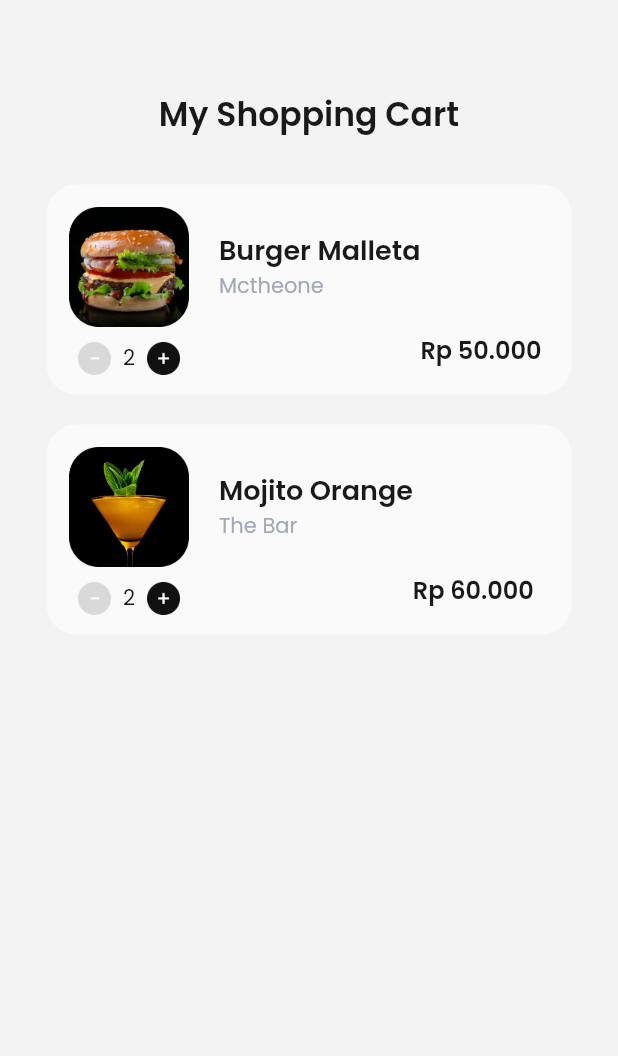
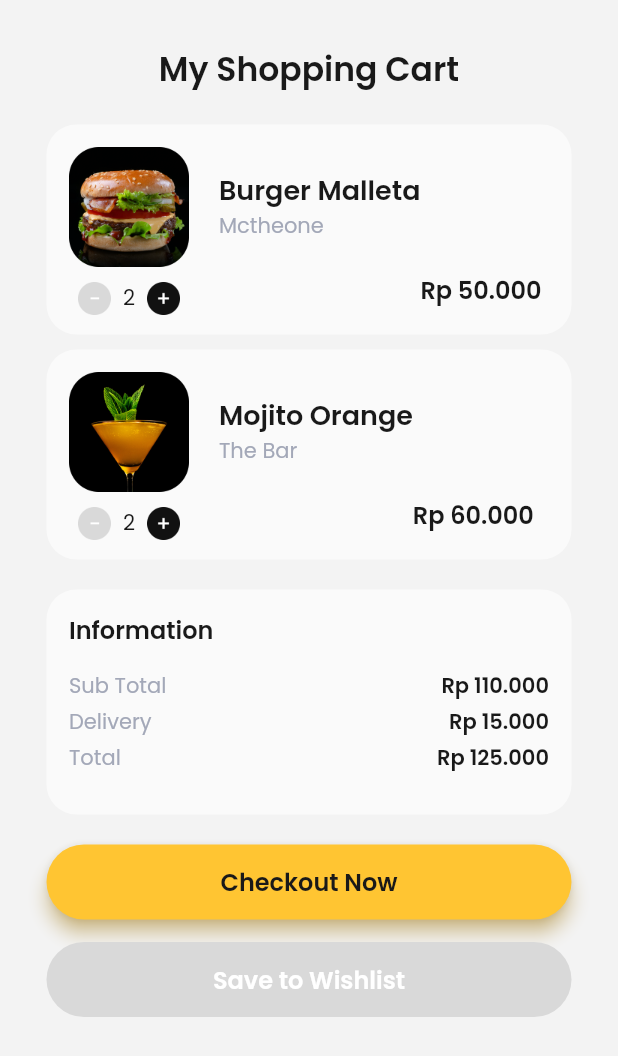
Before and after one commit to davadaviar/intro-flutter, a Flutter app: the screen it shows after launch, on a phone screen of 412 x 824 dp. Shown: the top 1056 px of the screen. Run offline on Flutter 3.47's test engine with Material 2 defaults, Android fonts, the phone set to English and light mode, and no system bars; our stand-ins replace google_fonts.

Commit message:
Finish slicing first shopping cart

```diff
--- a/lib/pages/first_cart.dart
+++ b/lib/pages/first_cart.dart
@@ -11,7 +11,7 @@ class _FirstCartState extends State<FirstCart> {
   Widget build(BuildContext context) {
     Widget header() {
       return Padding(
-        padding: const EdgeInsets.only(top: 60, left: 30, right: 30),
+        padding: const EdgeInsets.only(top: 30, left: 30, right: 30),
         child: Column(
           children: [
             Center(
@@ -131,21 +131,190 @@ class _FirstCartState extends State<FirstCart> {
       );
     }
 
+    ;
+
+    Widget detailCart() {
+      return Container(
+        width: 350,
+        height: 150,
+        decoration: BoxDecoration(
+          color: Color(0xffFAFAFA),
+          borderRadius: BorderRadius.circular(20),
+        ),
+        child: Padding(
+          padding: const EdgeInsets.only(
+            top: 15,
+            left: 15,
+            right: 15,
+          ),
+          child: Column(
+            crossAxisAlignment: CrossAxisAlignment.start,
+            children: [
+              Text(
+                'Information',
+                style: GoogleFonts.poppins(
+                  color: Color(0xff191919),
+                  fontSize: 16,
+                  fontWeight: FontWeight.w600,
+                ),
+              ),
+              SizedBox(
+                height: 15,
+              ),
+              Row(
+                mainAxisAlignment: MainAxisAlignment.spaceBetween,
+                children: [
+                  Column(
+                    crossAxisAlignment: CrossAxisAlignment.start,
+                    children: [
+                      Text(
+                        'Sub Total',
+                        style: GoogleFonts.poppins(
+                          color: Color(0xffA3A8B8),
+                          fontSize: 14,
+                        ),
+                      ),
+                      SizedBox(
+                        height: 3,
+                      ),
+                      Text(
+                        'Delivery',
+                        style: GoogleFonts.poppins(
+                          color: Color(0xffA3A8B8),
+                          fontSize: 14,
+                        ),
+                      ),
+                      SizedBox(
+                        height: 3,
+                      ),
+                      Text(
+                        'Total',
+                        style: GoogleFonts.poppins(
+                          color: Color(0xffA3A8B8),
+                          fontSize: 14,
+                        ),
+                      )
+                    ],
+                  ),
+                  Column(
+                    crossAxisAlignment: CrossAxisAlignment.end,
+                    children: [
+                      Text(
+                        'Rp 110.000',
+                        style: GoogleFonts.poppins(
+                            color: Color(0xff191919),
+                            fontSize: 14,
+                            fontWeight: FontWeight.w600),
+                      ),
+                      SizedBox(
+                        height: 3,
+                      ),
+                      Text(
+                        'Rp 15.000',
+                        style: GoogleFonts.poppins(
+                            color: Color(0xff191919),
+                            fontSize: 14,
+                            fontWeight: FontWeight.w600),
+                      ),
+                      SizedBox(
+                        height: 3,
+                      ),
+                      Text(
+                        'Rp 125.000',
+                        style: GoogleFonts.poppins(
+                            color: Color(0xff191919),
+                            fontSize: 14,
+                            fontWeight: FontWeight.w600),
+                      )
+                    ],
+                  ),
+                ],
+              )
+            ],
+          ),
+        ),
+      );
+    }
+
+    ;
+
+    Widget primaryButton() {
+      return Container(
+        width: 350,
+        height: 50,
+        child: TextButton(
+          style: TextButton.styleFrom(
+              shadowColor: Color(0xffFFC532),
+              elevation: 5,
+              backgroundColor: Color(0xffFFC532),
+              shape: RoundedRectangleBorder(
+                borderRadius: BorderRadius.circular(50),
+              )),
+          onPressed: () {},
+          child: Text(
+            'Checkout Now',
+            style: GoogleFonts.poppins(
+              color: Color(0xff191919),
+              fontSize: 16,
+              fontWeight: FontWeight.w600,
+            ),
+          ),
+        ),
+      );
+    }
+
+    ;
+
+    Widget disabledButton() {
+      return Container(
+        width: 350,
+        height: 50,
+        child: TextButton(
+          style: TextButton.styleFrom(
+              backgroundColor: Color(0xffD9D9D9),
+              shape: RoundedRectangleBorder(
+                borderRadius: BorderRadius.circular(50),
+              )),
+          onPressed: () {},
+          child: Text(
+            'Save to Wishlist',
+            style: GoogleFonts.poppins(
+              color: Color(0xffFFFFFF),
+              fontSize: 16,
+              fontWeight: FontWeight.w600,
+            ),
+          ),
+        ),
+      );
+    }
+
     return Scaffold(
       backgroundColor: Color(0xffF3F3F3),
       body: Column(
         children: [
           header(),
           SizedBox(
-            height: 30,
+            height: 20,
           ),
           cardCart(
               'assets/burger.png', 'Burger Malleta', 'Mctheone', 'Rp 50.000'),
           SizedBox(
-            height: 20,
+            height: 10,
           ),
           cardCart(
               'assets/flower.png', 'Mojito Orange', 'The Bar', 'Rp 60.000'),
+          SizedBox(
+            height: 20,
+          ),
+          detailCart(),
+          SizedBox(
+            height: 20,
+          ),
+          primaryButton(),
+          SizedBox(
+            height: 15,
+          ),
+          disabledButton(),
         ],
       ),
     );
```
